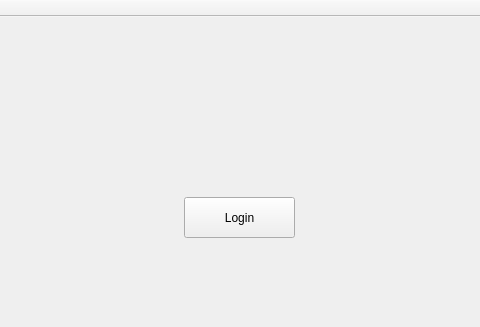
The window that Gartic-Frontend/Gartic-Frontend/LoginWindow.ui (rusuuu/Professional-Googlers) describes before a commit, drawn with Qt 5; both pictures show x 216 to 696 and y 0 to 327 of the 900 by 492 pixel window.
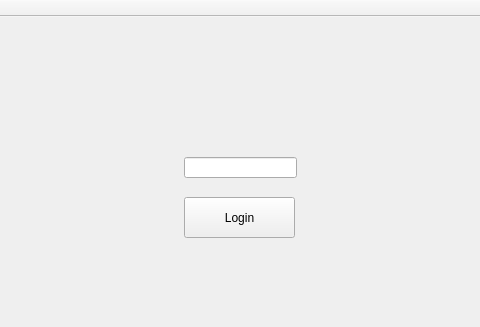
The same window after the commit.

Commit message: Password input added

```diff
--- a/Gartic-Frontend/Gartic-Frontend/LoginWindow.ui
+++ b/Gartic-Frontend/Gartic-Frontend/LoginWindow.ui
@@ -27,6 +27,19 @@
      <string>Login</string>
     </property>
    </widget>
+   <widget class="QLineEdit" name="PasswordBox">
+    <property name="geometry">
+     <rect>
+      <x>400</x>
+      <y>140</y>
+      <width>113</width>
+      <height>21</height>
+     </rect>
+    </property>
+    <property name="text">
+     <string/>
+    </property>
+   </widget>
   </widget>
   <widget class="QMenuBar" name="menuBar">
    <property name="geometry">
```
